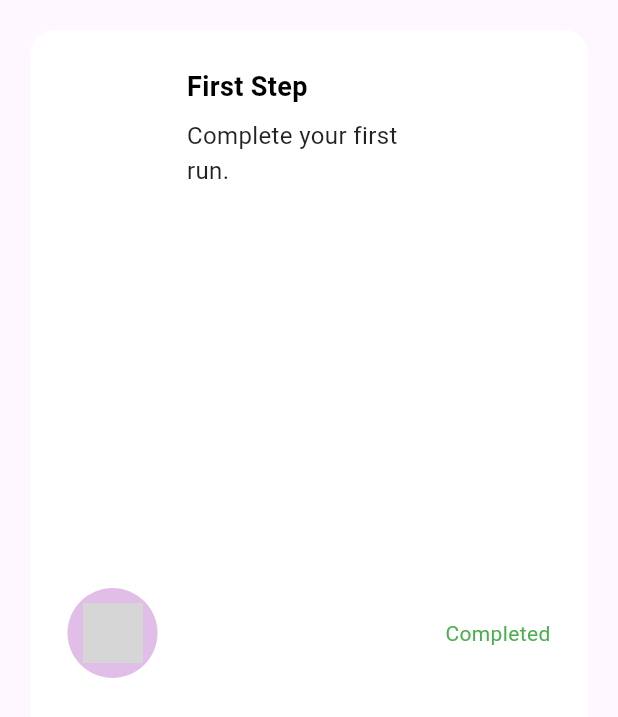
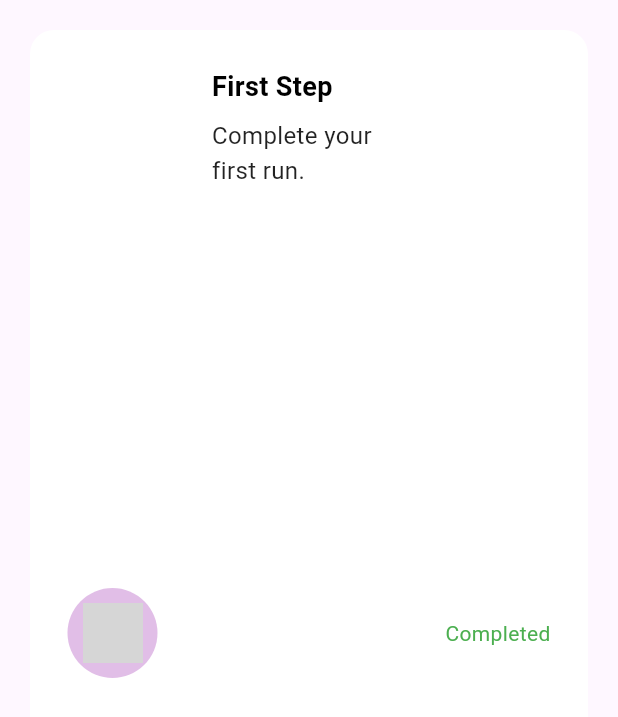
Before and after one commit to Bonzzz3/darth_runner, a Flutter app: the AchieveCard widget shown alone on an empty page, opened directly, on a phone screen of 412 x 824 dp. Shown: the top 717 px of the screen. Run offline on Flutter 3.47's test engine with Material 3 defaults, Android fonts, the phone set to English and light mode, and no system bars; our stand-ins replace cloud_firestore, email_validator, firebase_auth, firebase_core, flutter_dotenv, flutter_phoenix and 9 more; missing offline and left inert: flutter_3d_choice_chip, heart_bpm, pretty_gauge; accounts and stored records are empty; grey boxes are pictures that could not be loaded.

```diff
--- a/lib/auth/login_screen.dart
+++ b/lib/auth/login_screen.dart
@@ -1,5 +1,3 @@
-import 'dart:io';
-
 import 'package:darth_runner/auth/forgot_pass.dart';
 import 'auth_service.dart';
 import 'signup_screen.dart';
--- a/lib/auth/signup_screen.dart
+++ b/lib/auth/signup_screen.dart
@@ -1,6 +1,3 @@
-import 'dart:developer';
-import 'dart:io';
-
 import 'auth_service.dart';
 import 'login_screen.dart';
 import '../widgets/button.dart';
--- a/lib/bmi/bmi_home_screen.dart
+++ b/lib/bmi/bmi_home_screen.dart
@@ -19,7 +19,7 @@ class _BMIHomeScreenState extends State<BMIHomeScreen> {
   int _height = 160;
   int _age = 25;
   int _weight = 60;
-  bool _isFinished = false;
+  //bool _isFinished = false;
   double _bmiScore = 0;
 
   @override
--- a/lib/heartrate/heartrate_home.dart
+++ b/lib/heartrate/heartrate_home.dart
@@ -1,6 +1,6 @@
 import 'package:flutter/material.dart';
 import 'package:heart_bpm/heart_bpm.dart';
-import 'package:heart_bpm/chart.dart';
+//import 'package:heart_bpm/chart.dart';
 
 class HeartrateHome extends StatefulWidget {
   const HeartrateHome({super.key});
@@ -18,7 +18,7 @@ class _HeartrateHomeState extends State<HeartrateHome> {
     return Scaffold(
       appBar: AppBar(
         backgroundColor: Colors.white,
-        title: Text('Heart BPM Demo'),
+        title: const Text('Heart BPM Demo'),
         iconTheme: const IconThemeData(color: Colors.black, size: 30),
       ),
       body: Center(
--- a/lib/main.dart
+++ b/lib/main.dart
@@ -5,7 +5,7 @@ import 'firebase_options.dart';
 import 'dart:async';
 import 'package:flutter_phoenix/flutter_phoenix.dart';
 import 'package:flutter_dotenv/flutter_dotenv.dart';
-import 'dart:developer';
+// import 'dart:developer';
 import 'package:hive_flutter/hive_flutter.dart';
 
 // import 'package:darth_runner/pages/intro_page.dart';
@@ -33,7 +33,6 @@ class MyApp extends StatelessWidget {
 
   @override
   Widget build(BuildContext context) {
-    log('hello');
     return MaterialApp(
 
       theme: (ThemeData(primarySwatch: Colors.blue)),
--- a/lib/widgets/achieve_card.dart
+++ b/lib/widgets/achieve_card.dart
@@ -45,13 +45,13 @@ class _AchieveCardState extends State<AchieveCard> {
           ),
 
           const SizedBox(
-            width: 15,
+            width: 5,
           ),
 
           // title and description
           SizedBox(
             //height: 50,
-            width: 170,
+            width: 140,
             child: Column(
               mainAxisAlignment: MainAxisAlignment.start,
               crossAxisAlignment: CrossAxisAlignment.start,
```
Also changed, not shown: firebase.json, lib/firebase_options.dart, 7 other files.
